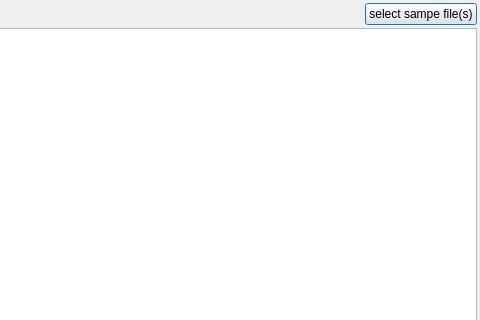
Qt form src/GSvar/ExternalToolDialog.ui (imgag/ngs-bits) before a commit; both pictures show x 142 to 622 and y 0 to 320 of the 622 by 434 pixel window.
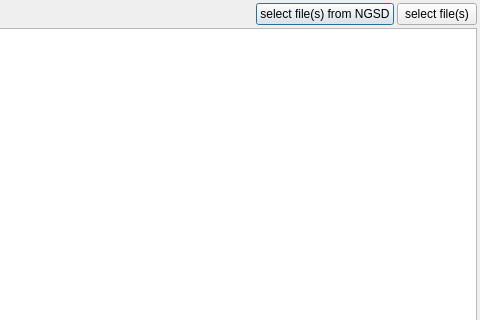
The same form after that commit. Icons and pictures are not drawn.

Commit message: GSvar: Tools dialog now support selecting files from NGSD instead of file system.

The edit to the form file:
```diff
--- a/src/GSvar/ExternalToolDialog.ui
+++ b/src/GSvar/ExternalToolDialog.ui
@@ -54,10 +54,25 @@
        </property>
       </widget>
      </item>
+     <item>
+      <widget class="QPushButton" name="browse_ngsd">
+       <property name="text">
+        <string>select file(s) from NGSD</string>
+       </property>
+       <property name="icon">
+        <iconset resource="GSvar.qrc">
+         <normaloff>:/Icons/NGSD.png</normaloff>:/Icons/NGSD.png</iconset>
+       </property>
+      </widget>
+     </item>
      <item>
       <widget class="QPushButton" name="browse">
        <property name="text">
-        <string>select sampe file(s)</string>
+        <string>select file(s)</string>
+       </property>
+       <property name="icon">
+        <iconset resource="GSvar.qrc">
+         <normaloff>:/Icons/Folder.png</normaloff>:/Icons/Folder.png</iconset>
        </property>
       </widget>
      </item>
```
Left out of the diff: 4 changed lines with no effect on the pictures. The commit also changes 7 other files.
